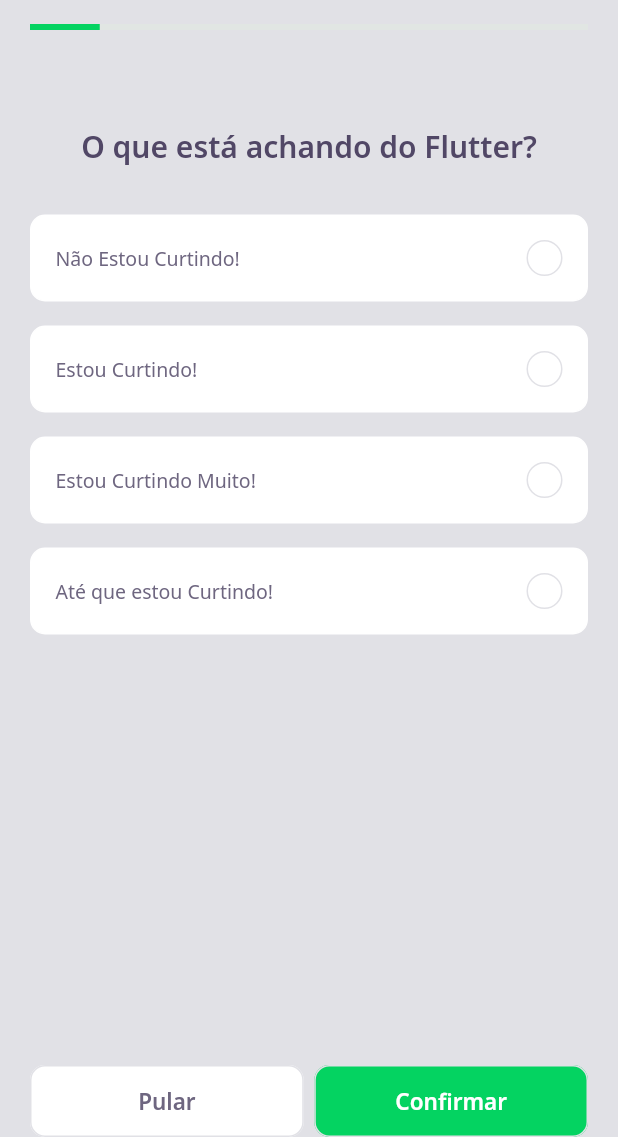
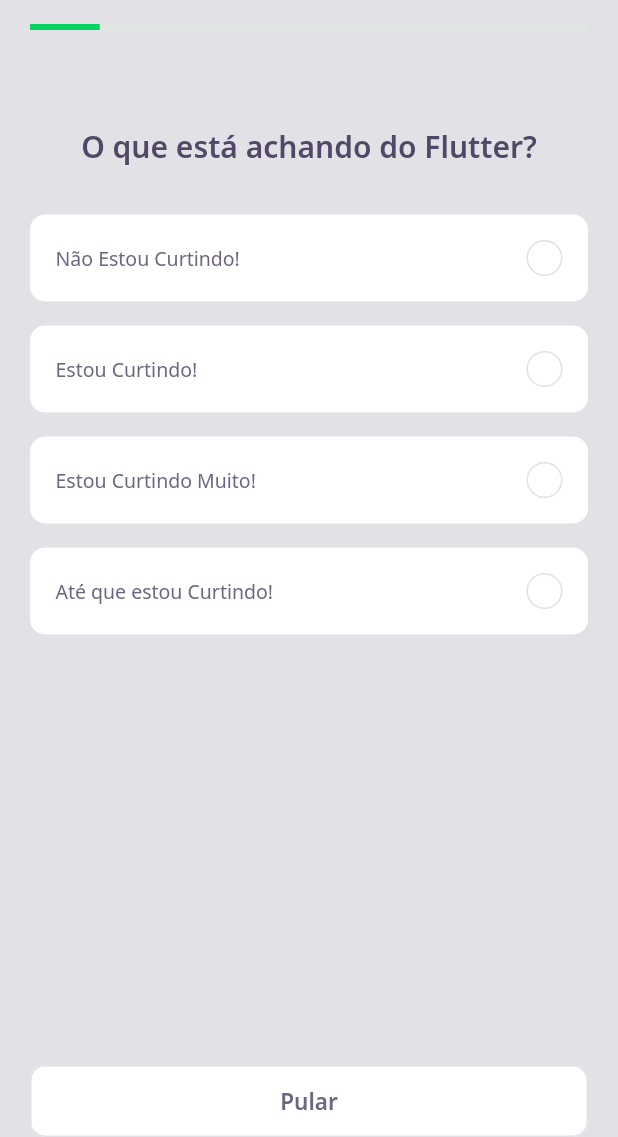
Before and after one commit to RWaiti/nlw5_flutter, a Flutter app: the screen it shows after launch, after a tap on "NLW5 FLutter", on a phone screen of 412 x 824 dp, the part 99-1236 px from its top. Run offline on Flutter 3.47's test engine with Material 2 defaults, Android fonts, the phone set to English and light mode, and no system bars; our stand-ins replace google_fonts; accounts and stored records are empty; network calls fail.

```diff
--- a/lib/challenge/challenge_page.dart
+++ b/lib/challenge/challenge_page.dart
@@ -17,12 +17,21 @@ class ChallengePage extends StatefulWidget {
 class _ChallengePageState extends State<ChallengePage> {
   final controller = ChallengeController();
   final pageController = PageController();
+
   @override
   void initState() {
     super.initState();
     pageController.addListener(() {
       controller.currentPage = pageController.page!.toInt();
     });
+  }
+
+  void nextPage() {
+    if (controller.currentPage < widget.questions.length - 1)
+      pageController.nextPage(
+        duration: Duration(milliseconds: 100),
+        curve: Curves.linear,
+      );
   }
 
   Widget build(BuildContext context) {
@@ -54,31 +63,41 @@ class _ChallengePageState extends State<ChallengePage> {
           physics: NeverScrollableScrollPhysics(),
           controller: pageController,
           children: widget.questions
-              .map((e) => QuizWidget(title: e.title, question: e))
+              .map(
+                (e) => QuizWidget(
+                  question: e,
+                  onChange: () {
+                    nextPage();
+                  },
+                ),
+              )
               .toList()),
       bottomNavigationBar: SafeArea(
         bottom: true,
         child: Padding(
           padding: const EdgeInsets.symmetric(horizontal: 20),
-          child: Row(
+          child: ValueListenableBuilder(
+            valueListenable: controller.currentPageNotifier,
+            builder: (context, int value, _) => Row(
               mainAxisAlignment: MainAxisAlignment.spaceAround,
               children: [
+                if (value < widget.questions.length - 1)
                   Expanded(
                     child: NextButtonWidget.white(
                       label: "Pular",
-                      onTap: () {
-                        pageController.nextPage(
-                            duration: Duration(milliseconds: 100),
-                            curve: Curves.linear);
-                      })),
-              SizedBox(width: 7),
+                      onTap: nextPage,
+                    ),
+                  ),
+                if (value == widget.questions.length - 1)
                   Expanded(
                     child: NextButtonWidget.green(
                         label: "Confirmar",
                         onTap: () {
                           Navigator.pop(context);
-                      })),
+                        }),
+                  ),
               ],
+            ),
           ),
         ),
       ),
--- a/lib/challenge/widget/answer/answer_widget.dart
+++ b/lib/challenge/widget/answer/answer_widget.dart
@@ -1,40 +1,47 @@
 import 'package:flutter/material.dart';
 import 'package:nlw5_flutter/core/app_colors.dart';
 import 'package:nlw5_flutter/core/app_text_styles.dart';
+import 'package:nlw5_flutter/shared/models/answer_model.dart';
 
 class AnswerWidget extends StatelessWidget {
-  final String title;
-  final bool isRight;
+  final AnswerModel answer;
   final bool isSelected;
+  final bool disabled;
+  final VoidCallback onTap;
 
   const AnswerWidget({
     Key? key,
-    required this.title,
-    this.isRight = false,
+    required this.answer,
     this.isSelected = false,
+    required this.onTap,
+    this.disabled = false,
   }) : super(key: key);
 
   Color get _selectedColorRight =>
-      isRight ? AppColors.darkGreen : AppColors.darkRed;
+      answer.isRight ? AppColors.darkGreen : AppColors.darkRed;
 
   Color get _selectedBorderRight =>
-      isRight ? AppColors.lightGreen : AppColors.lightRed;
+      answer.isRight ? AppColors.lightGreen : AppColors.lightRed;
 
   Color get _selectedColorCardRight =>
-      isRight ? AppColors.lightGreen : AppColors.lightRed;
+      answer.isRight ? AppColors.lightGreen : AppColors.lightRed;
 
   Color get _selectedBorderCardRight =>
-      isRight ? AppColors.green : AppColors.red;
+      answer.isRight ? AppColors.green : AppColors.red;
 
   TextStyle get _selectedTextStyleRight =>
-      isRight ? AppTextStyles.bodyDarkGreen : AppTextStyles.bodyDarkRed;
+      answer.isRight ? AppTextStyles.bodyDarkGreen : AppTextStyles.bodyDarkRed;
 
-  IconData get _selectedIconRight => isRight ? Icons.check : Icons.close;
+  IconData get _selectedIconRight => answer.isRight ? Icons.check : Icons.close;
 
   @override
   Widget build(BuildContext context) {
     return Padding(
       padding: const EdgeInsets.symmetric(vertical: 8),
+      child: IgnorePointer(
+        ignoring: disabled,
+        child: GestureDetector(
+          onTap: onTap,
           child: Container(
             padding: EdgeInsets.all(16),
             decoration: BoxDecoration(
@@ -49,8 +56,9 @@ class AnswerWidget extends StatelessWidget {
               children: [
                 Expanded(
                     child: Text(
-              title,
-              style: isSelected ? _selectedTextStyleRight : AppTextStyles.body,
+                  answer.title,
+                  style:
+                      isSelected ? _selectedTextStyleRight : AppTextStyles.body,
                 )),
                 Container(
                   width: 24,
@@ -59,7 +67,9 @@ class AnswerWidget extends StatelessWidget {
                       color: isSelected ? _selectedColorRight : AppColors.white,
                       borderRadius: BorderRadius.circular(500),
                       border: Border.fromBorderSide(BorderSide(
-                    color: isSelected ? _selectedBorderRight : AppColors.border,
+                        color: isSelected
+                            ? _selectedBorderRight
+                            : AppColors.border,
                       ))),
                   child: isSelected
                       ? Icon(
@@ -72,6 +82,8 @@ class AnswerWidget extends StatelessWidget {
               ],
             ),
           ),
+        ),
+      ),
     );
   }
 }
--- a/lib/challenge/widget/quiz/quiz_widget.dart
+++ b/lib/challenge/widget/quiz/quiz_widget.dart
@@ -1,13 +1,27 @@
 import 'package:flutter/material.dart';
 import 'package:nlw5_flutter/challenge/widget/answer/answer_widget.dart';
 import 'package:nlw5_flutter/core/app_text_styles.dart';
+import 'package:nlw5_flutter/shared/models/answer_model.dart';
 import 'package:nlw5_flutter/shared/models/question_model.dart';
 
-class QuizWidget extends StatelessWidget {
+class QuizWidget extends StatefulWidget {
   final QuestionModel question;
-  final String title;
-  const QuizWidget({Key? key, required this.title, required this.question})
-      : super(key: key);
+  final VoidCallback onChange;
+
+  const QuizWidget({
+    Key? key,
+    required this.question,
+    required this.onChange,
+  }) : super(key: key);
+
+  @override
+  _QuizWidgetState createState() => _QuizWidgetState();
+}
+
+class _QuizWidgetState extends State<QuizWidget> {
+  int indexSelected = -1;
+
+  AnswerModel answer(int index) => widget.question.answers[index];
 
   @override
   Widget build(BuildContext context) {
@@ -17,15 +31,24 @@ class QuizWidget extends StatelessWidget {
         child: Column(
           children: [
             Text(
-              question.title,
+              widget.question.title,
               style: AppTextStyles.heading,
             ),
             SizedBox(
               height: 24,
             ),
-            ...question.answers
-                .map((e) => AnswerWidget(isRight: e.isRight, title: e.title))
-                .toList(),
+            for (var i = 0; i < widget.question.answers.length; i++)
+              AnswerWidget(
+                answer: answer(i),
+                disabled: indexSelected != -1,
+                isSelected: indexSelected == i,
+                onTap: () {
+                  indexSelected = i;
+                  setState(() {});
+                  Future.delayed(Duration(seconds: 2))
+                      .then((value) => widget.onChange());
+                },
+              ),
           ],
         ),
       ),
```
Also changed, not shown: 1 other file. Lines whose indentation alone changed are shown as unchanged.
